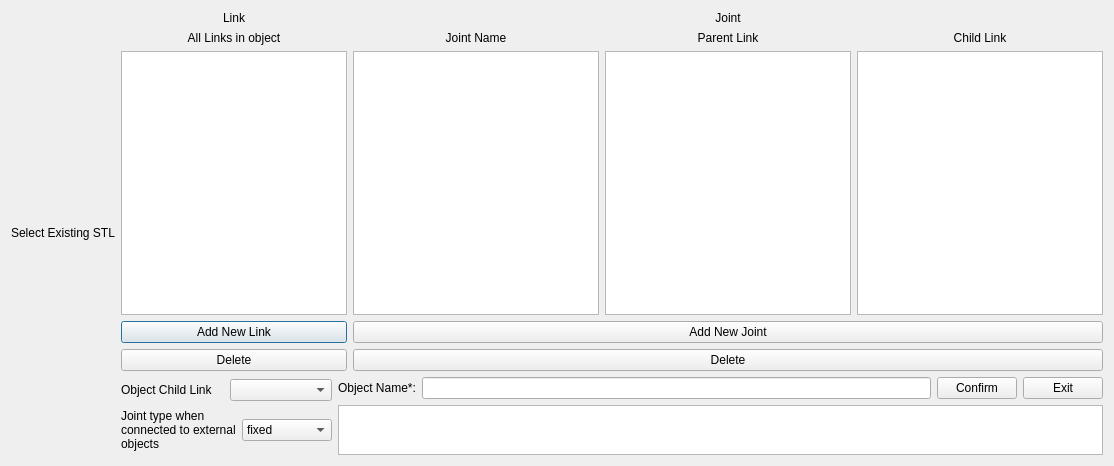
Qt form workcell_builder/workcell_builder/gui/addobject.ui (Mukaram01/Easy_Manipulator_Improved) before a commit.
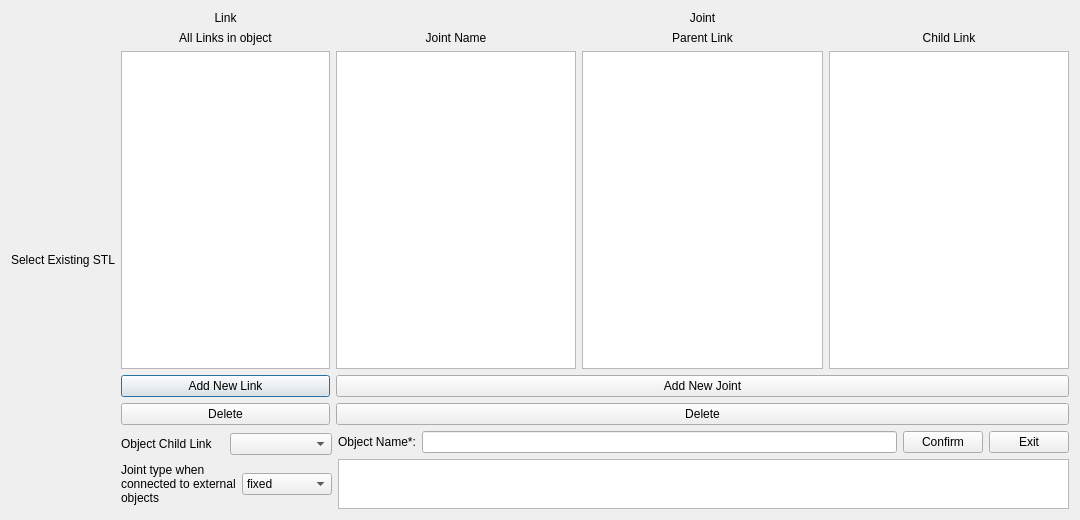
The same form after that commit.

The edit to the form file:
```diff
--- a/workcell_builder/workcell_builder/gui/addobject.ui
+++ b/workcell_builder/workcell_builder/gui/addobject.ui
@@ -6,8 +6,8 @@
    <rect>
     <x>0</x>
     <y>0</y>
-    <width>1114</width>
-    <height>466</height>
+    <width>1080</width>
+    <height>520</height>
    </rect>
   </property>
   <property name="windowTitle">
```
